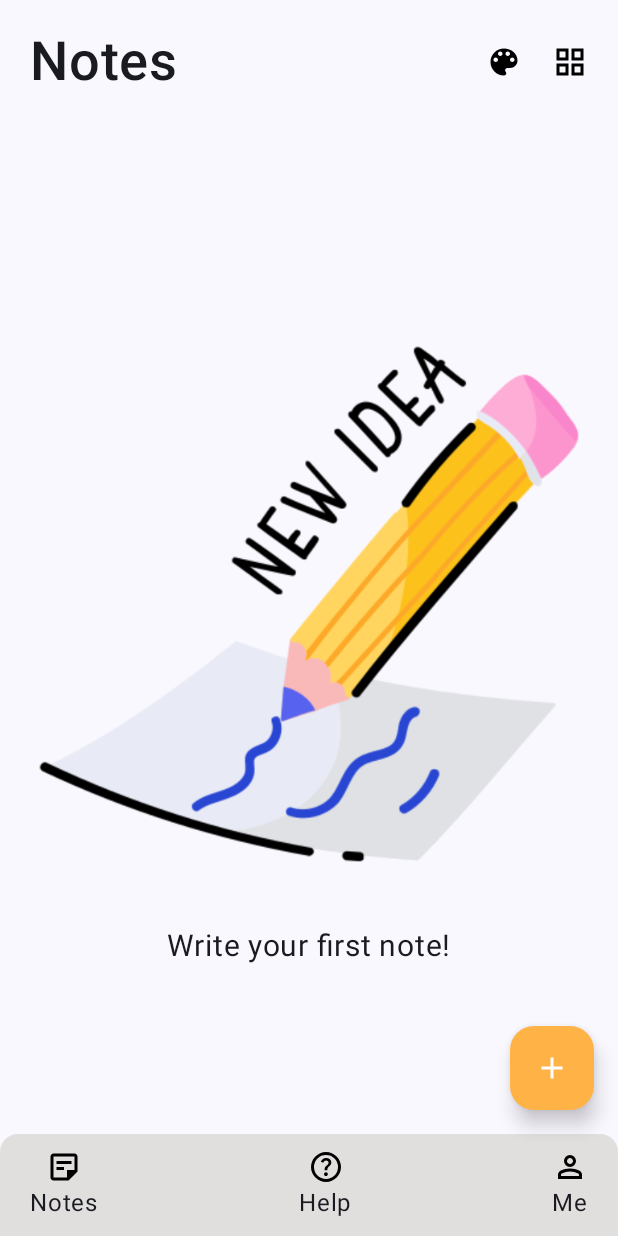
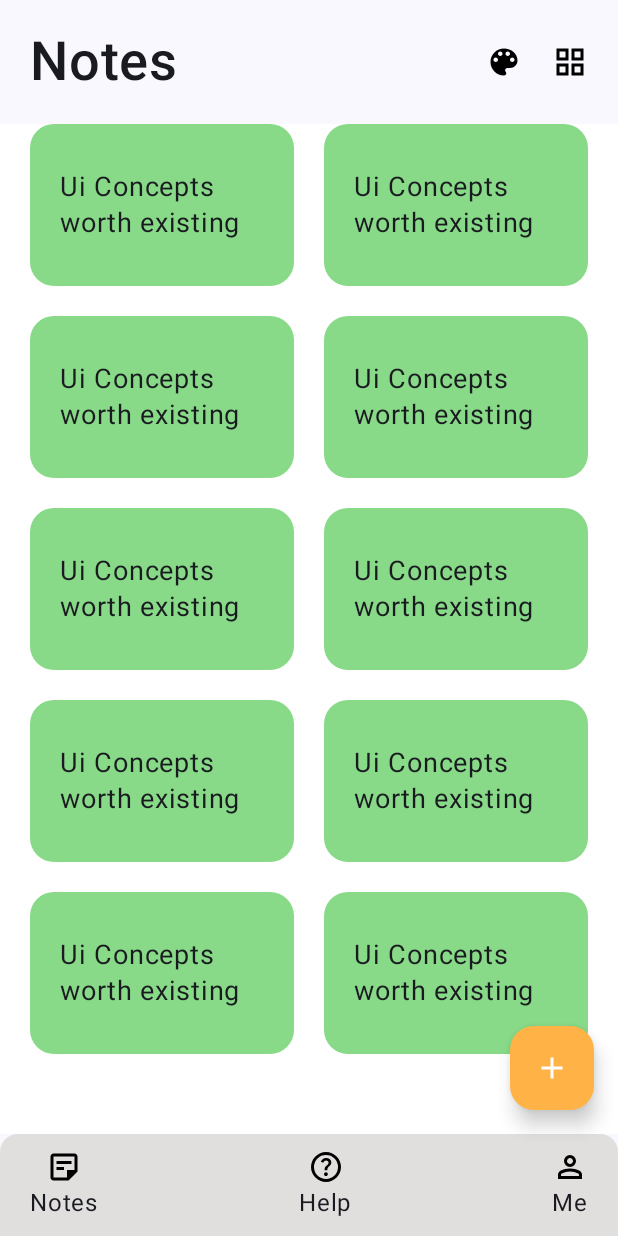
Before and after one commit to rahulbodh/ColorfulToDo, an Android app built with Jetpack Compose: the screen it shows after launch (MainActivity), on a phone screen of 412 x 824 dp. Run offline under Robolectric (Android 15) with nearby library versions, the phone set to English and light mode, and no system bars.

Commit message:
Add grid items

```diff
--- a/app/src/main/java/com/example/colorfultodo/ui/theme/Color.kt
+++ b/app/src/main/java/com/example/colorfultodo/ui/theme/Color.kt
@@ -13,11 +13,11 @@ val Pink40 = Color(0xFF7D5260)
 //screen colors
 val darkGray = Color(0xFF222222)
 val red = Color(0xFFff0000)
-val green = Color(0xFF00ff00)
+val green = Color(0xFF88DA88)
 val blue = Color(0xFF0000ff)
 val yellow = Color(0xFFffff00)
-val pink = Color(0xFFff00ff)
+val pink = Color(0xFFF698F6)
 val violet = Color(0xFFee82ee)
 val dark_violet = Color(0xFF8b008b)
-val rose = Color(0xFFff007f)
+val rose = Color(0xABFF007F)
 val gray_white = Color(0xFFE1DEDE)
--- a/app/src/main/java/com/example/colorfultodo/view/HomeScreen.kt
+++ b/app/src/main/java/com/example/colorfultodo/view/HomeScreen.kt
@@ -14,6 +14,9 @@ import androidx.compose.foundation.layout.padding
 import androidx.compose.foundation.layout.size
 import androidx.compose.foundation.layout.width
 import androidx.compose.foundation.layout.wrapContentHeight
+import androidx.compose.foundation.lazy.LazyColumn
+import androidx.compose.foundation.lazy.staggeredgrid.LazyVerticalStaggeredGrid
+import androidx.compose.foundation.lazy.staggeredgrid.StaggeredGridCells
 import androidx.compose.foundation.shape.RoundedCornerShape
 import androidx.compose.material.icons.Icons
 import androidx.compose.material.icons.filled.Add
@@ -23,6 +26,9 @@ import androidx.compose.material3.Icon
 import androidx.compose.material3.Scaffold
 import androidx.compose.material3.Text
 import androidx.compose.runtime.Composable
+import androidx.compose.runtime.getValue
+import androidx.compose.runtime.mutableStateOf
+import androidx.compose.runtime.remember
 import androidx.compose.ui.Alignment
 import androidx.compose.ui.Modifier
 import androidx.compose.ui.graphics.Color
@@ -34,48 +40,65 @@ import androidx.compose.ui.unit.sp
 import com.example.colorfultodo.R
 import com.example.colorfultodo.model.BottomBarModel
 import com.example.colorfultodo.ui.theme.gray_white
+import com.example.colorfultodo.ui.theme.green
 
 @Preview
 @Composable
 fun HomeScreen() {
-    Scaffold (
+    val isGrid by remember { mutableStateOf(true) }
+    Scaffold(
         Modifier,
         topBar = {
             Row(
-                Modifier.fillMaxWidth()
+                Modifier
+                    .fillMaxWidth()
                     .padding(horizontal = 20.dp)
                     .padding(vertical = 20.dp),
                 verticalAlignment = Alignment.CenterVertically
             ) {
-                Text(text = "Notes", modifier = Modifier, fontWeight = FontWeight.W600, fontSize = 36.sp)
+                Text(
+                    text = "Notes",
+                    modifier = Modifier,
+                    fontWeight = FontWeight.W600,
+                    fontSize = 36.sp
+                )
                 Spacer(modifier = Modifier.weight(1f))
                 Row {
-                    Image( painter = painterResource(id = R.drawable.baseline_color_lens_24),
-                        contentDescription = null)
+                    Image(
+                        painter = painterResource(id = R.drawable.baseline_color_lens_24),
+                        contentDescription = null
+                    )
                     Spacer(modifier = Modifier.width(20.dp))
-                    Image( painter = painterResource(id = R.drawable.outline_grid_view_24),
-                        contentDescription = null)
+                    Image(
+                        painter = painterResource(id = R.drawable.outline_grid_view_24),
+                        contentDescription = null
+                    )
                 }
             }
 
         },
         bottomBar = {
             val data = listOf(
-                BottomBarModel(R.drawable.outline_sticky_note_2_24 , "Notes"),
-                BottomBarModel(R.drawable.outline_help_24 , "Help"),
-                BottomBarModel(R.drawable.outline_person_24 , "Me")
+                BottomBarModel(R.drawable.outline_sticky_note_2_24, "Notes"),
+                BottomBarModel(R.drawable.outline_help_24, "Help"),
+                BottomBarModel(R.drawable.outline_person_24, "Me")
             )
-            Row (Modifier.fillMaxWidth()
-                .wrapContentHeight()
-                .background(color = gray_white, shape = RoundedCornerShape(topStart = 12.dp , topEnd = 12.dp))
-                .padding(vertical = 10.dp , horizontal = 20.dp),
+            Row(
+                Modifier
+                    .fillMaxWidth()
+                    .wrapContentHeight()
+                    .background(
+                        color = gray_white,
+                        shape = RoundedCornerShape(topStart = 12.dp, topEnd = 12.dp)
+                    )
+                    .padding(vertical = 10.dp, horizontal = 20.dp),
                 horizontalArrangement = Arrangement.SpaceBetween
-            ){
+            ) {
                 data.forEach {
-                    Column (
+                    Column(
                         Modifier,
                         horizontalAlignment = Alignment.CenterHorizontally
-                    ){
+                    ) {
                         Image(
                             painter = painterResource(id = it.img),
                             contentDescription = null
@@ -93,21 +116,70 @@ fun HomeScreen() {
                 containerColor = Color(0xffFFB347),
                 elevation = FloatingActionButtonDefaults.elevation(8.dp)
             ) {
-                Icon(Icons.Filled.Add, "Localized description" , tint = Color.White)
+                Icon(Icons.Filled.Add, "Localized description", tint = Color.White)
             }
         }
-    ){
-        Box(Modifier.padding(it).fillMaxSize(),
-            contentAlignment = Alignment.Center) {
+    ) {
+        if (false) {
+            Box(
+                Modifier
+                    .padding(it)
+                    .fillMaxSize(),
+                contentAlignment = Alignment.Center
+            ) {
+                Column(
+                    Modifier.fillMaxWidth(),
+                    horizontalAlignment = Alignment.CenterHorizontally
+                ) {
+                    Image(
+                        painterResource(R.drawable.content_writing),
+                        contentDescription = null
+                    )
+                    Text("Write your first note!", Modifier.padding(top = 10.dp), fontSize = 20.sp)
+                }
+            }
+        }else {
             Column(
-                Modifier.fillMaxWidth(),
-                horizontalAlignment = Alignment.CenterHorizontally
+                Modifier.padding(it)
+                    .fillMaxSize()
+                    .background(Color.White)
             ) {
-                Image(painterResource(R.drawable.content_writing),
-                    contentDescription = null)
-                Text("Write your first note!" , Modifier.padding(top = 10.dp) , fontSize = 20.sp)
+                if (!isGrid) {
+                    LazyColumn(
+                        Modifier.padding(horizontal = 20.dp),
+                        verticalArrangement = Arrangement.spacedBy(25.dp),
+                    ) {
+                        items(10) {
+                            ListItem()
+                        }
+                    }
+                }
+                if (isGrid) {
+                    LazyVerticalStaggeredGrid(
+                        columns = StaggeredGridCells.Fixed(2),
+                        Modifier.padding(horizontal = 20.dp),
+                        horizontalArrangement = Arrangement.spacedBy(20.dp),
+                        verticalItemSpacing = 20.dp
+                    ) {
+                        items(10) {
+                            ListItem()
+                        }
+                    }
+                }
             }
-
         }
     }
 }
+
+@Preview
+@Composable
+fun ListItem() {
+    Row(
+        Modifier
+            .fillMaxWidth()
+            .background(green, RoundedCornerShape(16.dp))
+            .padding(horizontal = 20.dp, vertical = 30.dp)
+    ) {
+        Text("Ui Concepts worth existing", Modifier, fontSize = 18.sp)
+    }
+}
```
Also changed, not shown: 1 other file.
